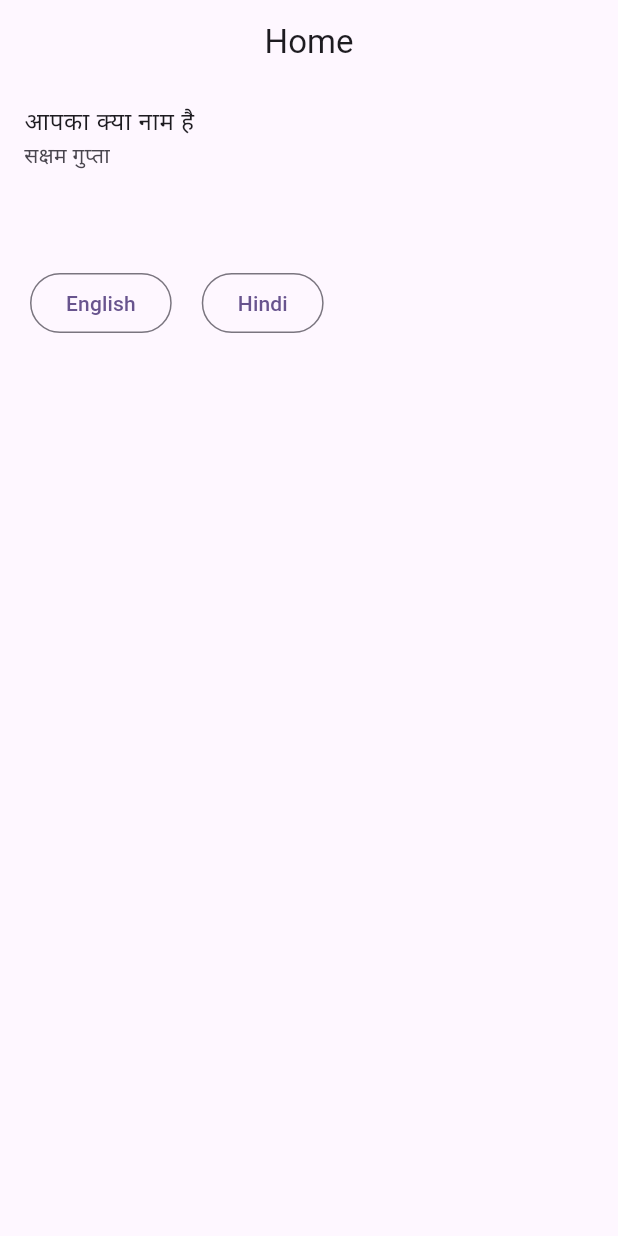
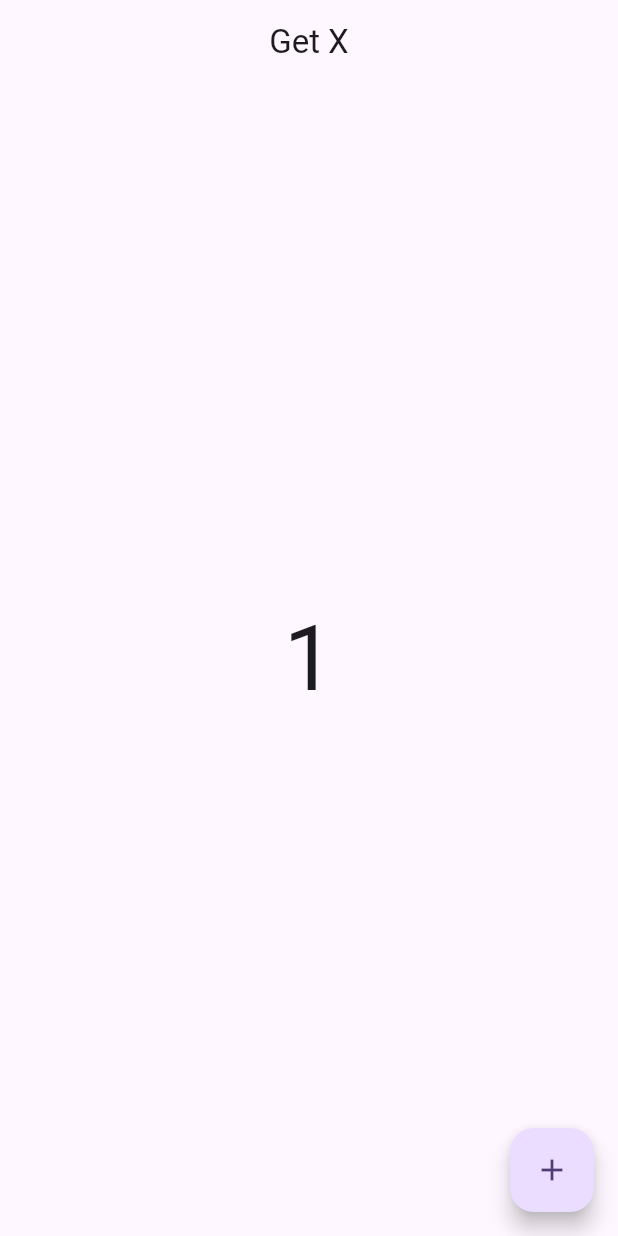
Before and after one commit to sakshamgupta930/Getx-State-Management, a Flutter app: the screen it shows after launch, on a phone screen of 412 x 824 dp. Run offline on Flutter 3.47's test engine with Material 3 defaults, Android fonts, the phone set to English and light mode, and no system bars; our stand-ins replace get.

Commit message:
update of data

```diff
--- /dev/null
+++ b/lib/counter_controller.dart
@@ -0,0 +1,11 @@
+import 'package:get/get.dart';
+
+class CounterController extends GetxController {
+  // Data type for getx -- > RxInt
+
+  RxInt counter = 1.obs;
+
+  incrementCounter() {
+    counter.value++;
+  }
+}
--- a/lib/home_screen.dart
+++ b/lib/home_screen.dart
@@ -1,5 +1,6 @@
 import 'package:flutter/material.dart';
 import 'package:get/get.dart';
+import 'package:get_x/counter_controller.dart';
 
 class HomeScreen extends StatefulWidget {
   const HomeScreen({super.key});
@@ -9,39 +10,27 @@ class HomeScreen extends StatefulWidget {
 }
 
 class _HomeScreenState extends State<HomeScreen> {
+  final CounterController controller = Get.put(CounterController());
+
   @override
   Widget build(BuildContext context) {
     return Scaffold(
       appBar: AppBar(
-        title: const Center(child: Text("Home")),
+        title: const Center(child: Text("Get X")),
       ),
-      body: Column(
-        children: [
-          ListTile(
-            title: Text('message'.tr),
-            subtitle: Text('name'.tr),
+      body: Center(
+        child: Obx(
+          () => Text(
+            controller.counter.toString(),
+            style: const TextStyle(fontSize: 60),
           ),
-          const SizedBox(height: 50),
-          Row(
-            children: [
-              const SizedBox(width: 20),
-              OutlinedButton(
-                onPressed: () {
-                  Get.updateLocale(const Locale('en', 'US'));
-                },
-                child: const Text("English"),
-              ),
-              const SizedBox(width: 20),
-              OutlinedButton(
-                onPressed: () {
-                  Get.updateLocale(const Locale('hi', 'IN'));
-                },
-                child: const Text("Hindi"),
-              ),
-            ],
-          )
-        ],
+        ),
       ),
+      floatingActionButton: FloatingActionButton(
+          child: const Icon(Icons.add),
+          onPressed: () {
+            controller.incrementCounter();
+          }),
     );
   }
 }
--- a/lib/languages.dart
+++ /dev/null
@@ -1,15 +0,0 @@
-import 'package:get/get.dart';
-
-class Languages extends Translations {
-  @override
-  Map<String, Map<String, String>> get keys => {
-        'en_US': {
-          'message': 'What is your name',
-          'name': 'Saksham Gupta',
-        },
-        'hi_IN': {
-          'message': 'आपका क्या नाम है',
-          'name': 'सक्षम गुप्ता',
-        },
-      };
-}
--- a/lib/main.dart
+++ b/lib/main.dart
@@ -1,7 +1,6 @@
 import 'package:flutter/material.dart';
 import 'package:get/get.dart';
 import 'package:get_x/home_screen.dart';
-import 'package:get_x/languages.dart';
 
 void main() {
   runApp(const MyApp());
@@ -14,9 +13,6 @@ class MyApp extends StatelessWidget {
   Widget build(BuildContext context) {
     return GetMaterialApp(
       title: 'Get X',
-      translations: Languages(),
-      locale: const Locale('hi', 'IN'),
-      fallbackLocale: const Locale('en', 'US'),
       theme: ThemeData(
         colorScheme: ColorScheme.fromSeed(seedColor: Colors.deepPurple),
         useMaterial3: true,
```
